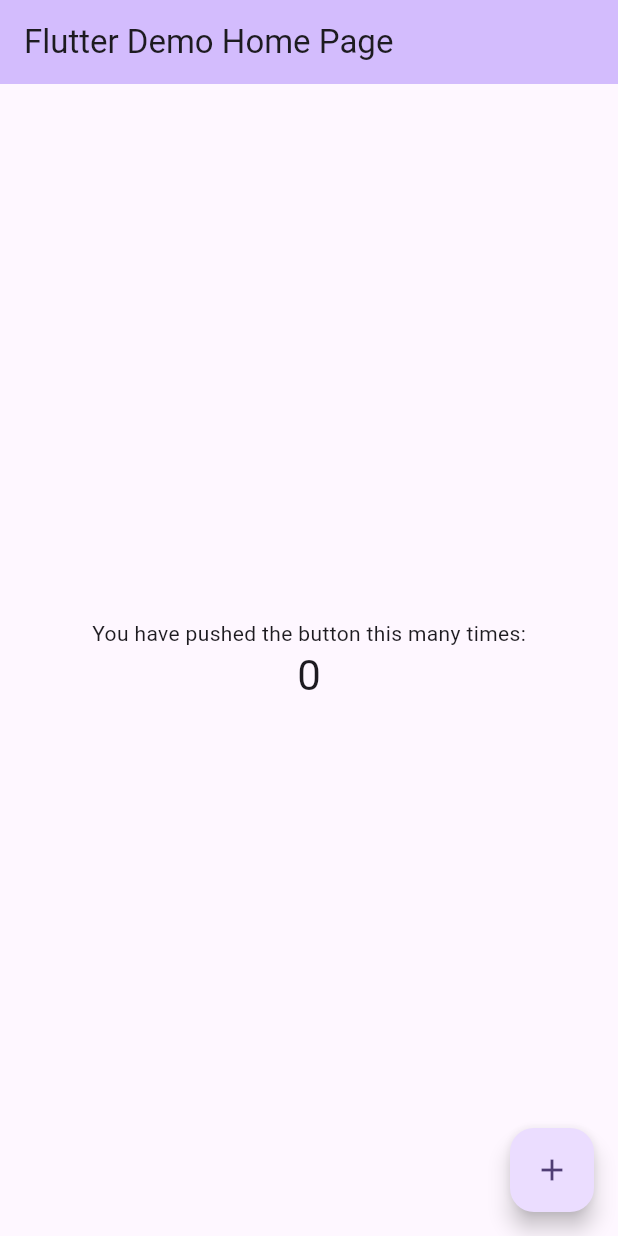
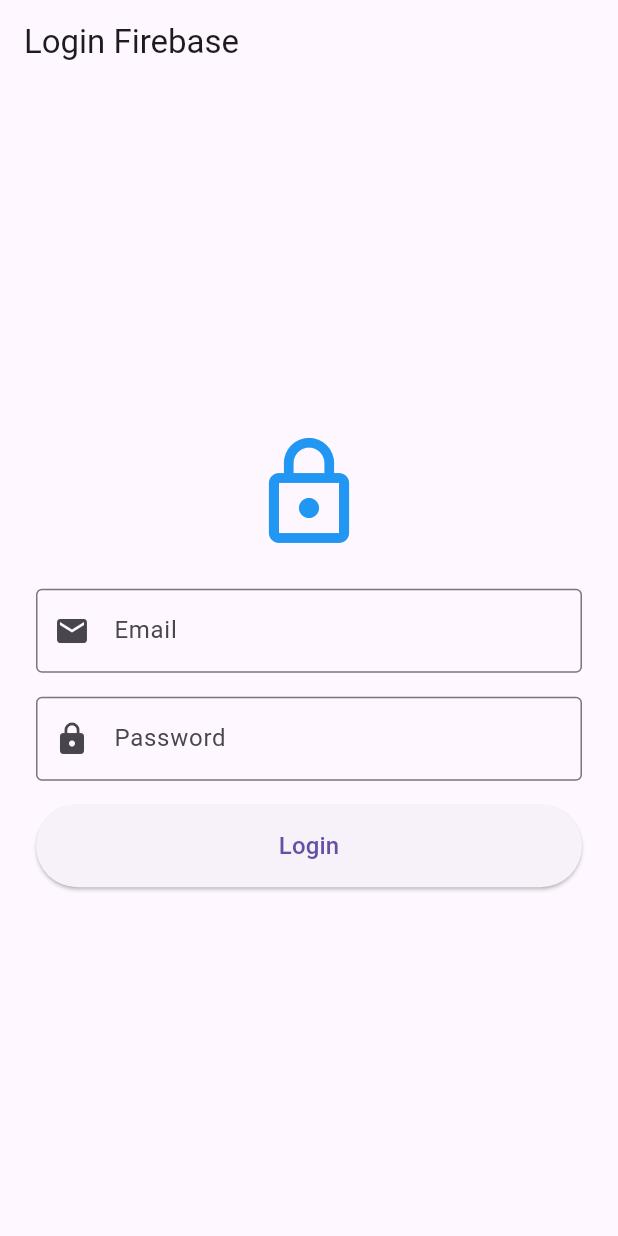
Before and after one commit to adedwi208/flutter_assignment_8, a Flutter app: the screen it shows after launch, on a phone screen of 412 x 824 dp. Run offline on Flutter 3.47's test engine with Material 3 defaults, Android fonts, the phone set to English and light mode, and no system bars; our stand-ins replace firebase_auth, firebase_core; accounts and stored records are empty.

Commit message:
firebase configure

```diff
--- a/lib/main.dart
+++ b/lib/main.dart
@@ -1,121 +1,261 @@
 import 'package:flutter/material.dart';
+import 'package:firebase_core/firebase_core.dart';
+import 'package:firebase_auth/firebase_auth.dart';
 
-void main() {
+import 'firebase_options.dart';
+
+void main() async {
+  WidgetsFlutterBinding.ensureInitialized();
+  // Inisialisasi Firebase
+  // Inisialisasi menggunakan opsi yang di-generate sesuai platform
+  await Firebase.initializeApp(options: DefaultFirebaseOptions.currentPlatform);
+
   runApp(const MyApp());
 }
 
 class MyApp extends StatelessWidget {
-  const MyApp({super.key});
+  const MyApp({Key? key}) : super(key: key);
 
-  // This widget is the root of your application.
   @override
   Widget build(BuildContext context) {
     return MaterialApp(
-      title: 'Flutter Demo',
-      theme: ThemeData(
-        // This is the theme of your application.
-        //
-        // TRY THIS: Try running your application with "flutter run". You'll see
-        // the application has a purple toolbar. Then, without quitting the app,
-        // try changing the seedColor in the colorScheme below to Colors.green
-        // and then invoke "hot reload" (save your changes or press the "hot
-        // reload" button in a Flutter-supported IDE, or press "r" if you used
-        // the command line to start the app).
-        //
-        // Notice that the counter didn't reset back to zero; the application
-        // state is not lost during the reload. To reset the state, use hot
-        // restart instead.
-        //
-        // This works for code too, not just values: Most code changes can be
-        // tested with just a hot reload.
-        colorScheme: .fromSeed(seedColor: Colors.deepPurple),
-      ),
-      home: const MyHomePage(title: 'Flutter Demo Home Page'),
+      title: 'Firebase Auth Simple',
+      debugShowCheckedModeBanner: false,
+      theme: ThemeData(primarySwatch: Colors.blue),
+      // Menggunakan StreamBuilder untuk mendeteksi status login
+      home: const AuthWrapper(),
     );
   }
 }
 
-class MyHomePage extends StatefulWidget {
-  const MyHomePage({super.key, required this.title});
-
-  // This widget is the home page of your application. It is stateful, meaning
-  // that it has a State object (defined below) that contains fields that affect
-  // how it looks.
-
-  // This class is the configuration for the state. It holds the values (in this
-  // case the title) provided by the parent (in this case the App widget) and
-  // used by the build method of the State. Fields in a Widget subclass are
-  // always marked "final".
-
-  final String title;
+class AuthWrapper extends StatelessWidget {
+  const AuthWrapper({Key? key}) : super(key: key);
 
   @override
-  State<MyHomePage> createState() => _MyHomePageState();
+  Widget build(BuildContext context) {
+    return StreamBuilder<User?>(
+      stream: FirebaseAuth.instance.authStateChanges(),
+      builder: (context, snapshot) {
+        // Menampilkan loading saat mengecek status
+        if (snapshot.connectionState == ConnectionState.waiting) {
+          return const Scaffold(
+            body: Center(child: CircularProgressIndicator()),
+          );
+        }
+        // Jika terdapat data user (sudah login), tampilkan halaman info
+        if (snapshot.hasData) {
+          return UserInfoScreen(user: snapshot.data!);
+        }
+        // Jika tidak ada data user, tampilkan halaman login
+        return const LoginScreen();
+      },
+    );
+  }
 }
 
-class _MyHomePageState extends State<MyHomePage> {
-  int _counter = 0;
+class LoginScreen extends StatefulWidget {
+  const LoginScreen({Key? key}) : super(key: key);
 
-  void _incrementCounter() {
+  @override
+  State<LoginScreen> createState() => _LoginScreenState();
+}
+
+class _LoginScreenState extends State<LoginScreen> {
+  final TextEditingController _emailController = TextEditingController();
+  final TextEditingController _passwordController = TextEditingController();
+  bool _isLoading = false;
+  String? _errorMessage;
+
+  Future<void> _login() async {
     setState(() {
-      // This call to setState tells the Flutter framework that something has
-      // changed in this State, which causes it to rerun the build method below
-      // so that the display can reflect the updated values. If we changed
-      // _counter without calling setState(), then the build method would not be
-      // called again, and so nothing would appear to happen.
-      _counter++;
+      _isLoading = true;
+      _errorMessage = null;
     });
+
+    try {
+      await FirebaseAuth.instance.signInWithEmailAndPassword(
+        email: _emailController.text.trim(),
+        password: _passwordController.text.trim(),
+      );
+      // Jika berhasil, AuthWrapper otomatis mendeteksi perubahan stream
+    } on FirebaseAuthException catch (e) {
+      setState(() {
+        _errorMessage = e.message ?? 'Terjadi kesalahan saat login.';
+      });
+    } finally {
+      if (mounted) {
+        setState(() {
+          _isLoading = false;
+        });
+      }
+    }
+  }
+
+  @override
+  void dispose() {
+    _emailController.dispose();
+    _passwordController.dispose();
+    super.dispose();
+  }
+
+  // Bagian UI Form Login (melengkapi bagian yang tidak ada di tangkapan layar)
+  @override
+  Widget build(BuildContext context) {
+    return Scaffold(
+      appBar: AppBar(title: const Text('Login Firebase')),
+      body: Center(
+        child: SingleChildScrollView(
+          padding: const EdgeInsets.all(24.0),
+          child: Column(
+            mainAxisAlignment: MainAxisAlignment.center,
+            crossAxisAlignment: CrossAxisAlignment.stretch,
+            children: [
+              const Icon(Icons.lock_outline, size: 80, color: Colors.blue),
+              const SizedBox(height: 24),
+              TextField(
+                controller: _emailController,
+                keyboardType: TextInputType.emailAddress,
+                decoration: const InputDecoration(
+                  labelText: 'Email',
+                  border: OutlineInputBorder(),
+                  prefixIcon: Icon(Icons.email),
+                ),
+              ),
+              const SizedBox(height: 16),
+              TextField(
+                controller: _passwordController,
+                obscureText: true,
+                decoration: const InputDecoration(
+                  labelText: 'Password',
+                  border: OutlineInputBorder(),
+                  prefixIcon: Icon(Icons.lock),
+                ),
+              ),
+              const SizedBox(height: 16),
+              if (_errorMessage != null)
+                Padding(
+                  padding: const EdgeInsets.only(bottom: 16),
+                  child: Text(
+                    _errorMessage!,
+                    style: const TextStyle(color: Colors.red),
+                    textAlign: TextAlign.center,
+                  ),
+                ),
+              ElevatedButton(
+                onPressed: _isLoading ? null : _login,
+                style: ElevatedButton.styleFrom(
+                  padding: const EdgeInsets.symmetric(vertical: 16),
+                ),
+                child: _isLoading
+                    ? const SizedBox(
+                        height: 20,
+                        width: 20,
+                        child: CircularProgressIndicator(
+                          color: Colors.white,
+                          strokeWidth: 2,
+                        ),
+                      )
+                    : const Text('Login', style: TextStyle(fontSize: 16)),
+              ),
+            ],
+          ),
+        ),
+      ),
+    );
+  }
+}
+
+class UserInfoScreen extends StatelessWidget {
+  final User user;
+
+  const UserInfoScreen({Key? key, required this.user}) : super(key: key);
+
+  Future<void> _logout() async {
+    await FirebaseAuth.instance.signOut();
   }
 
   @override
   Widget build(BuildContext context) {
-    // This method is rerun every time setState is called, for instance as done
-    // by the _incrementCounter method above.
-    //
-    // The Flutter framework has been optimized to make rerunning build methods
-    // fast, so that you can just rebuild anything that needs updating rather
-    // than having to individually change instances of widgets.
     return Scaffold(
       appBar: AppBar(
-        // TRY THIS: Try changing the color here to a specific color (to
-        // Colors.amber, perhaps?) and trigger a hot reload to see the AppBar
-        // change color while the other colors stay the same.
-        backgroundColor: Theme.of(context).colorScheme.inversePrimary,
-        // Here we take the value from the MyHomePage object that was created by
-        // the App.build method, and use it to set our appbar title.
-        title: Text(widget.title),
+        title: const Text('Dashboard User'),
+        actions: [
+          IconButton(
+            icon: const Icon(Icons.logout),
+            onPressed: _logout,
+            tooltip: 'Logout',
+          ),
+        ],
       ),
       body: Center(
-        // Center is a layout widget. It takes a single child and positions it
-        // in the middle of the parent.
+        child: SingleChildScrollView(
+          padding: const EdgeInsets.all(24.0),
           child: Column(
-          // Column is also a layout widget. It takes a list of children and
-          // arranges them vertically. By default, it sizes itself to fit its
-          // children horizontally, and tries to be as tall as its parent.
-          //
-          // Column has various properties to control how it sizes itself and
-          // how it positions its children. Here we use mainAxisAlignment to
-          // center the children vertically; the main axis here is the vertical
-          // axis because Columns are vertical (the cross axis would be
-          // horizontal).
-          //
-          // TRY THIS: Invoke "debug painting" (choose the "Toggle Debug Paint"
-          // action in the IDE, or press "p" in the console), to see the
-          // wireframe for each widget.
-          mainAxisAlignment: .center,
+            mainAxisAlignment: MainAxisAlignment.center,
+            crossAxisAlignment: CrossAxisAlignment.center,
             children: [
-            const Text('You have pushed the button this many times:'),
+              const Icon(Icons.account_circle, size: 100, color: Colors.blue),
+              const SizedBox(height: 24),
+              const Text(
+                'Login Berhasil!',
+                style: TextStyle(fontSize: 24, fontWeight: FontWeight.bold),
+              ),
+              const SizedBox(height: 16),
+              Card(
+                elevation: 4,
+                child: Padding(
+                  padding: const EdgeInsets.all(16.0),
+                  child: Column(
+                    crossAxisAlignment: CrossAxisAlignment.start,
+                    children: [
+                      const Text(
+                        'Nama: Ade Dwi Herdiansyah',
+                        style: TextStyle(
+                          fontSize: 16,
+                          fontWeight: FontWeight.bold,
+                        ),
+                      ),
+                      const SizedBox(height: 8),
+                      const Text(
+                        'NIM: 1124160201',
+                        style: TextStyle(fontSize: 15),
+                      ),
+                      const SizedBox(height: 8),
+                      const Text(
+                        'Kelas: TI SE-3',
+                        style: TextStyle(fontSize: 15),
+                      ),
+                      const Divider(height: 24),
                       Text(
-              '$_counter',
-              style: Theme.of(context).textTheme.headlineMedium,
+                        'UID: ${user.uid}',
+                        style: const TextStyle(
+                          fontSize: 13,
+                          color: Colors.black54,
+                        ),
+                      ),
+                      const SizedBox(height: 6),
+                      Text(
+                        'Email: ${user.email ?? "Tidak ada email"}',
+                        style: const TextStyle(
+                          fontSize: 13,
+                          color: Colors.black54,
+                        ),
+                      ),
+                      const SizedBox(height: 6),
+                      Text(
+                        'Terakhir Login: ${user.metadata.lastSignInTime.toString()}',
+                        style: const TextStyle(
+                          fontSize: 13,
+                          color: Colors.black54,
+                        ),
                       ),
                     ],
                   ),
                 ),
-      floatingActionButton: FloatingActionButton(
-        onPressed: _incrementCounter,
-        tooltip: 'Increment',
-        child: const Icon(Icons.add),
+              ),
+            ],
+          ),
+        ),
       ),
     );
   }
--- a/pubspec.yaml
+++ b/pubspec.yaml
@@ -34,6 +34,8 @@ dependencies:
   # The following adds the Cupertino Icons font to your application.
   # Use with the CupertinoIcons class for iOS style icons.
   cupertino_icons: ^1.0.8
+  firebase_core: ^5.2.0
+  firebase_auth: ^7.1.0
 
 dev_dependencies:
   flutter_test:
```
Also changed, not shown: firebase.json (added), lib/firebase_options.dart (added), pubspec.lock, 6 other files. Lines whose indentation alone changed are shown as unchanged.
